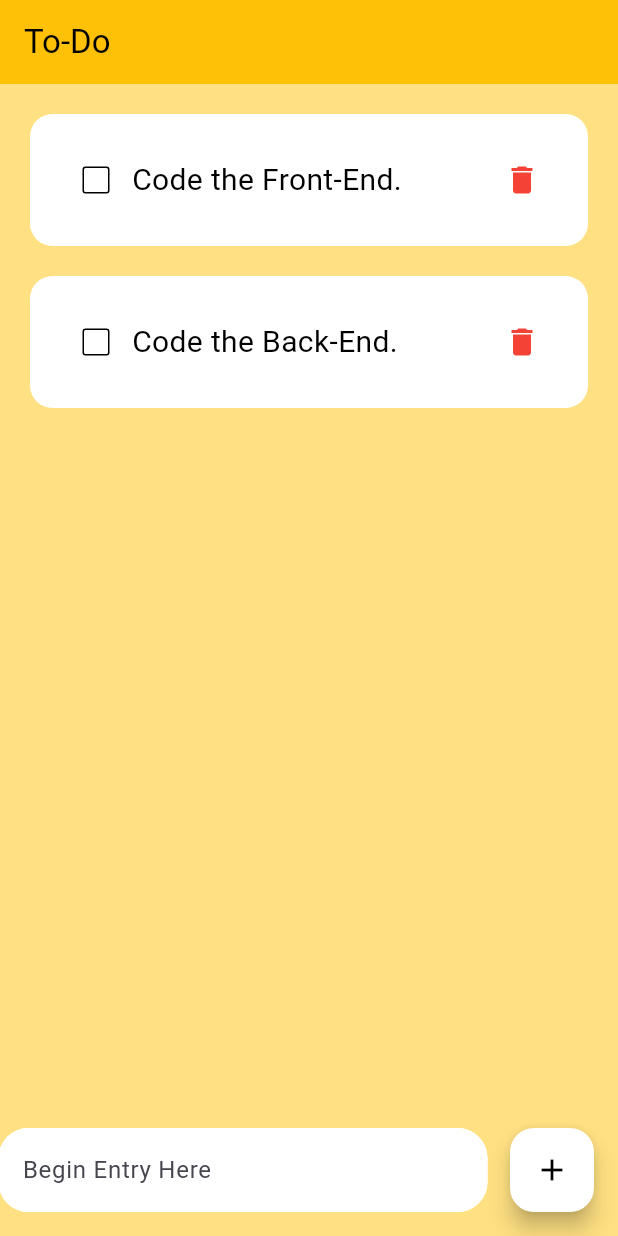
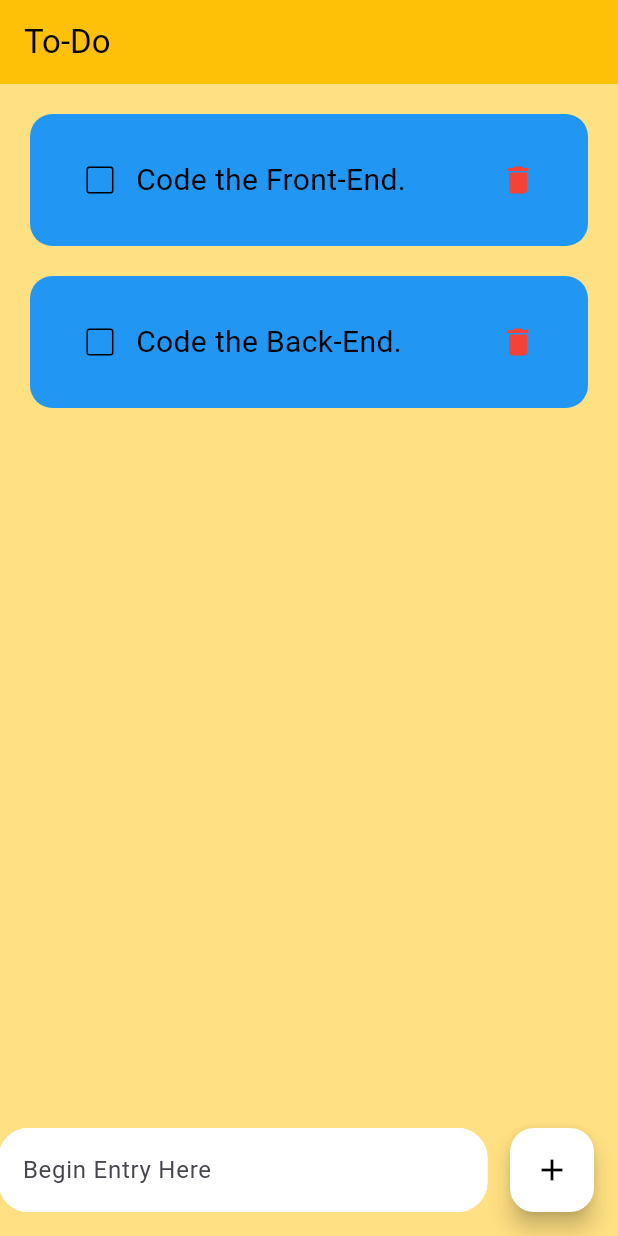
Before and after one commit to Kenwolf-byte/Dynamo-Todo-List, a Flutter app: the screen it shows after launch, on a phone screen of 412 x 824 dp. Run offline on Flutter 3.47's test engine with Material 3 defaults, Android fonts, the phone set to English and light mode, and no system bars.

Commit message:
Made the text dynamic by putting it in a container

```diff
--- a/lib/bakend/todo_list.dart
+++ b/lib/bakend/todo_list.dart
@@ -16,7 +16,7 @@ class ToDoList extends StatelessWidget {
 
   @override
   Widget build(BuildContext context) {
-    double screenWidth = MediaQuery.of(context).size.width;
+    var screen = MediaQuery.of(context).size;
 
     return Padding(
       padding: const EdgeInsets.only(
@@ -27,24 +27,25 @@ class ToDoList extends StatelessWidget {
       ),
       child: Container(
         padding: const EdgeInsets.all(20),
-        width: screenWidth * 0.20,
+        width: screen.width * 0.20,
         decoration: BoxDecoration(
-          color: Colors.white,
+          color: Colors.blue,
           borderRadius: BorderRadius.circular(15),
         ),
         child: Row(
-          mainAxisAlignment: MainAxisAlignment.spaceBetween,
-          children: [
-            Row(
+          mainAxisAlignment: MainAxisAlignment.center,
           children: [
             Checkbox(
               value: taskCompleted,
               onChanged: onChanged,
               side: const BorderSide(color: Colors.black),
             ),
-                Text(
+            SizedBox(
+              width: screen.width * 0.560,
+              child: Text(
                 taskName,
                 style: TextStyle(
+                    overflow: TextOverflow.clip,
                     color: Colors.black,
                     fontSize: 20,
                     decoration: taskCompleted
@@ -53,7 +54,6 @@ class ToDoList extends StatelessWidget {
                     decorationThickness: 3,
                     decorationColor: Colors.black),
               ),
-              ],
             ),
             IconButton(
               icon: Icon(Icons.delete, color: Colors.red),
--- a/lib/pages/home.dart
+++ b/lib/pages/home.dart
@@ -64,6 +64,8 @@ class _MyHomePageState extends State<MyHomePage> {
               padding: const EdgeInsets.symmetric(horizontal: 15),
               child: TextField(
                 controller: _contrlr,
+                maxLines: 4,
+                minLines: 1,
                 decoration: InputDecoration(
                   hintText: 'Begin Entry Here',
                   filled: true,
```
Lines whose indentation alone changed are shown as unchanged.
